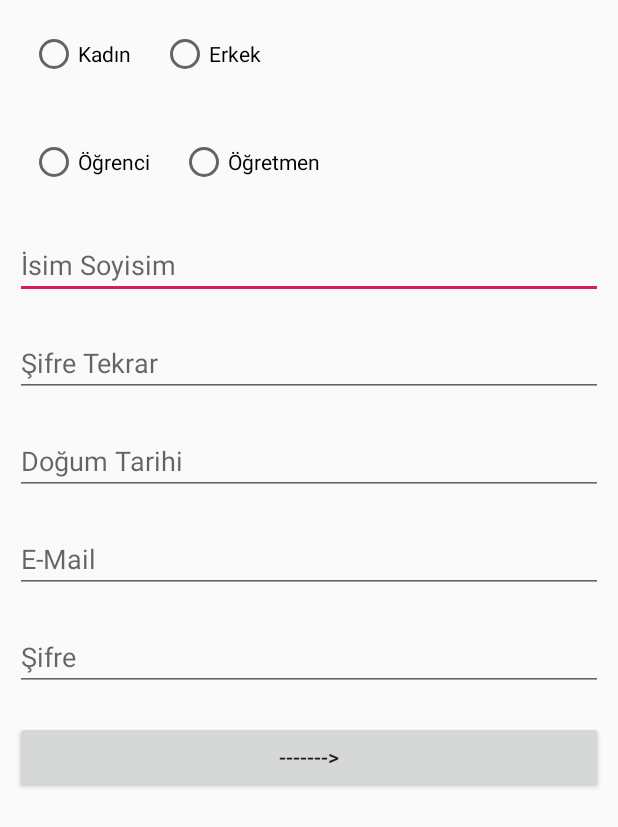
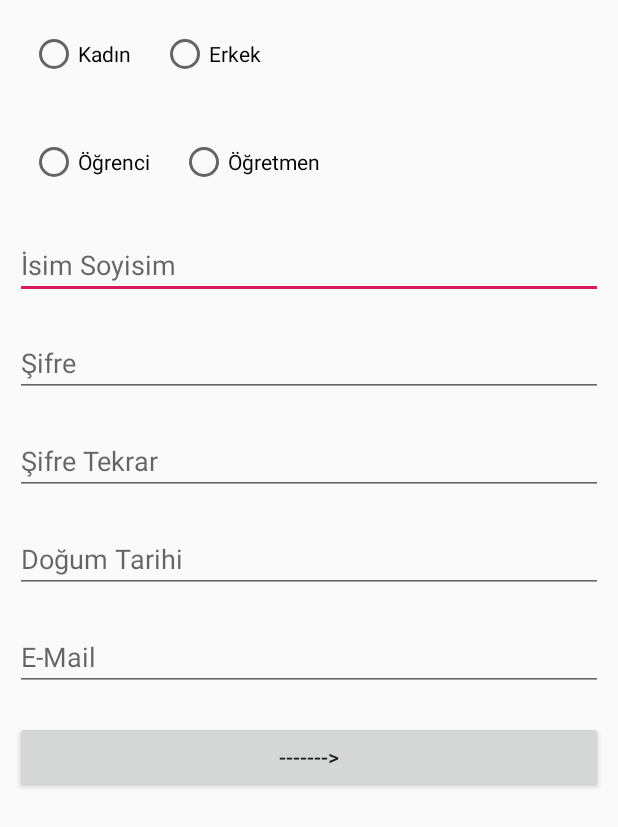
Before and after one commit to eneskokturk/Hocapp, an Android app: the layout activity_sign_up.xml on its own in the app's theme, with its tools: preview values and no code run, on a phone screen of 412 x 824 dp. Shown: the top 827 px of the screen. Run offline under Robolectric (Android 15) with nearby library versions, the phone set to English and light mode, and no system bars.

```diff
--- a/app/src/main/AndroidManifest.xml
+++ b/app/src/main/AndroidManifest.xml
@@ -9,6 +9,7 @@
         android:roundIcon="@mipmap/ic_launcher_round"
         android:supportsRtl="true"
         android:theme="@style/AppTheme">
+        <activity android:name=".SignUpActivityNext"></activity>
         <activity android:name=".MainActivity" />
         <activity android:name=".SignUpActivity" />
         <activity android:name=".SignInActivity">
--- a/app/src/main/res/layout/activity_sign_up.xml
+++ b/app/src/main/res/layout/activity_sign_up.xml
@@ -23,22 +23,19 @@
         android:orientation="horizontal"
         >
         <RadioButton
-            android:id="@+id/radioButton3"
+            android:id="@+id/radioFemale"
             android:layout_width="wrap_content"
             android:layout_height="wrap_content"
             android:layout_margin="10dp"
-            android:onClick="maleOrFemaleClick"
             android:text="Kadın"
              />
 
         <RadioButton
-            android:id="@+id/radioButton4"
+            android:id="@+id/radioMale"
             android:layout_width="wrap_content"
             android:layout_height="wrap_content"
             android:layout_margin="10dp"
-            android:onClick="maleOrFemaleClick"
-            android:text="Erkek"
-            />
+            android:text="Erkek" />
 
     </RadioGroup>
 
@@ -51,21 +48,19 @@
 
        >
     <RadioButton
-        android:id="@+id/radioButton"
+        android:id="@+id/radioStudent"
         android:layout_width="wrap_content"
         android:layout_height="wrap_content"
         android:layout_margin="10dp"
-        android:onClick="studentOrTeacherClick"
         android:text="Öğrenci"
         />
 
 
     <RadioButton
-        android:id="@+id/radioButton2"
+        android:id="@+id/radioTeacher"
         android:layout_width="wrap_content"
         android:layout_height="wrap_content"
         android:layout_margin="10dp"
-        android:onClick="studentOrTeacherClick"
         android:text="Öğretmen"
          />
 
@@ -86,8 +81,18 @@
         android:hint="İsim Soyisim"
         android:inputType="textPersonName"
         />
+        <EditText
+            android:id="@+id/passwordText"
+            android:layout_width="match_parent"
+            android:layout_height="wrap_content"
+            android:layout_margin="10dp"
+            android:hint="Şifre"
+            android:inputType="textPassword"
+            />
 
-    <EditText
+
+
+        <EditText
         android:id="@+id/passwordAgainText"
         android:layout_width="match_parent"
         android:layout_height="wrap_content"
@@ -114,14 +119,6 @@
         android:inputType="textEmailAddress"
         />
 
-        <EditText
-            android:id="@+id/passwordText"
-            android:layout_width="match_parent"
-            android:layout_height="wrap_content"
-            android:layout_margin="10dp"
-            android:hint="Şifre"
-            android:inputType="textPassword"
-            />
 
     <Button
         android:id="@+id/signUpNextButton"
--- a/build.gradle
+++ b/build.gradle
@@ -7,7 +7,7 @@ buildscript {
 
     }
     dependencies {
-        classpath 'com.android.tools.build:gradle:3.5.1'
+        classpath 'com.android.tools.build:gradle:3.5.2'
         classpath 'com.google.gms:google-services:4.3.2'
         // NOTE: Do not place your application dependencies here; they belong
         // in the individual module build.gradle files
```
Also changed, not shown: app/src/main/java/com/example/hocapp/SignInActivity.java (+13 -4 lines), app/src/main/java/com/example/hocapp/SignUpActivity.java (+89 -38 lines), app/src/main/java/com/example/hocapp/SignUpActivityNext.java (added, +27 -0 lines), app/src/main/res/layout/activity_sign_up_next.xml (added, +7 -0 lines), app/src/main/res/layout/activity_signin.xml (+11 -11 lines).
